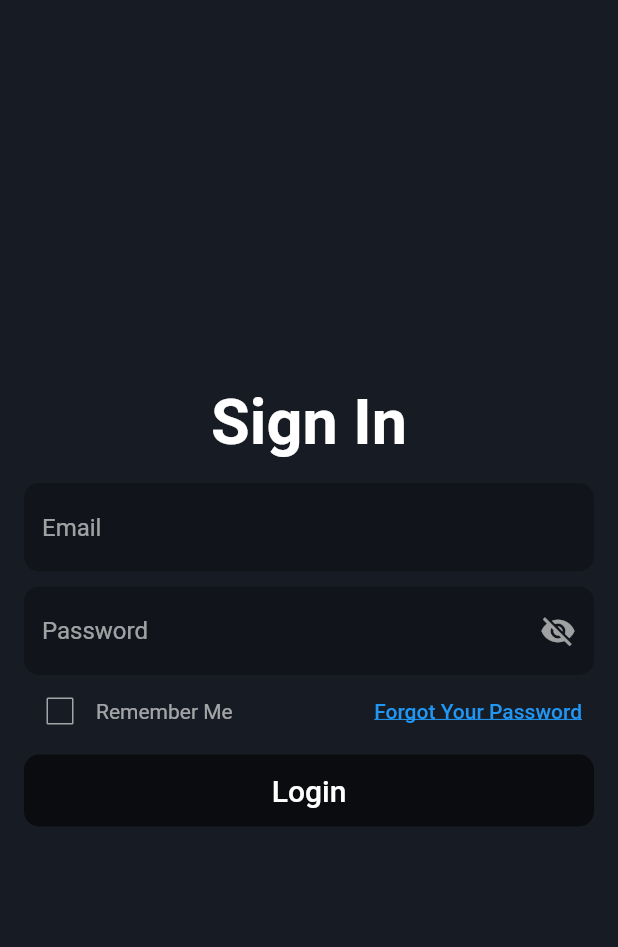
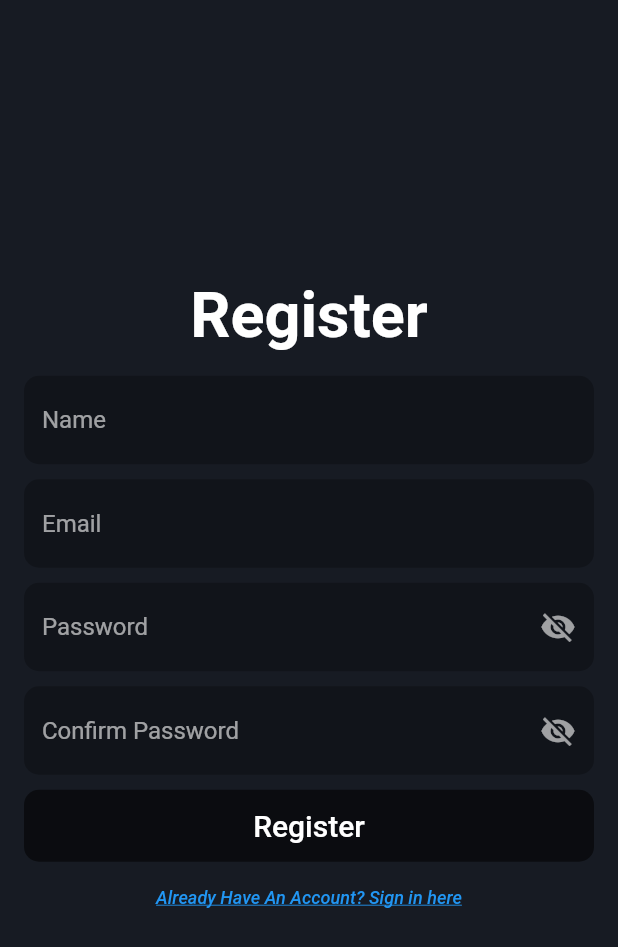
Before and after one commit to Yassinmaher/chat-app, a Flutter app: the screen it shows after launch, on a phone screen of 412 x 824 dp. Shown: the top 947 px of the screen. Run offline on Flutter 3.47's test engine with Material 2 defaults, Android fonts, the phone set to English and light mode, and no system bars.

Commit message:
Register Page Finished

```diff
--- a/lib/main.dart
+++ b/lib/main.dart
@@ -1,4 +1,4 @@
-import 'package:chat_app/screens/sign_in_screen.dart';
+import 'package:chat_app/screens/register.dart';
 import 'package:flutter/material.dart';
 
 void main() {
@@ -30,7 +30,7 @@ class MyApp extends StatelessWidget {
             ),
         hintColor: Colors.white60,
       ),
-      home: SignIn(),
+      home: Register(),
     );
   }
 }
--- /dev/null
+++ b/lib/screens/register.dart
@@ -0,0 +1,122 @@
+import 'package:chat_app/widgets/InputField.dart';
+import 'package:flutter/material.dart';
+
+import '../widgets/FormButton.dart';
+
+class Register extends StatelessWidget {
+  Register({Key? key}) : super(key: key);
+
+  final _formKey = GlobalKey<FormState>();
+
+  @override
+  Widget build(BuildContext context) {
+    return Scaffold(
+      backgroundColor: const Color.fromRGBO(23, 27, 35, 1.0),
+      body: Center(
+        child: SingleChildScrollView(
+          reverse: true,
+          child: Column(
+            mainAxisAlignment: MainAxisAlignment.center,
+            children: [
+              const Text(
+                'Register',
+                style: TextStyle(
+                  color: Colors.white,
+                  fontSize: 42,
+                  fontWeight: FontWeight.w600,
+                ),
+              ),
+              Form(
+                key: _formKey,
+                child: Padding(
+                  padding: const EdgeInsets.all(16.0),
+                  child: Column(
+                    children: [
+                      InputField(
+                        validator: (value) {
+                          if (value == null || value.isEmpty) {
+                            return 'Name field is required';
+                          }
+                          return null;
+                        },
+                        hintText: 'Name',
+                        inputType: TextInputType.name,
+                      ),
+                      const SizedBox(
+                        height: 10.0,
+                      ),
+                      InputField(
+                        validator: (value) {
+                          if (value == null || value.isEmpty) {
+                            return 'Email field is required';
+                          }
+                          return null;
+                        },
+                        hintText: 'Email',
+                        inputType: TextInputType.emailAddress,
+                      ),
+                      const SizedBox(
+                        height: 10.0,
+                      ),
+                      InputField(
+                        validator: (value) {
+                          if (value == null || value.isEmpty) {
+                            return 'Password field is required';
+                          }
+                          return null;
+                        },
+                        hintText: 'Password',
+                        isPassword: true,
+                        inputType: TextInputType.visiblePassword,
+                      ),
+                      const SizedBox(
+                        height: 10.0,
+                      ),
+                      InputField(
+                        validator: (value) {
+                          if (value == null || value.isEmpty) {
+                            return 'Confirm Password field is required';
+                          }
+                          return null;
+                        },
+                        hintText: 'Confirm Password',
+                        isPassword: true,
+                        inputType: TextInputType.visiblePassword,
+                      ),
+                      const SizedBox(
+                        height: 10.0,
+                      ),
+                      FormButton(
+                        title: 'Register',
+                        onPressed: () {
+                          if (_formKey.currentState!.validate()) {
+                            ScaffoldMessenger.of(context).showSnackBar(
+                              const SnackBar(
+                                content: Text('Register in progress'),
+                              ),
+                            );
+                          }
+                        },
+                      ),
+                      TextButton(
+                        onPressed: () {},
+                        child: const Text(
+                          'Already Have An Account? Sign in here',
+                          style: TextStyle(
+                            decoration: TextDecoration.underline,
+                            fontStyle: FontStyle.italic,
+                            fontSize: 12.0,
+                          ),
+                        ),
+                      ),
+                    ],
+                  ),
+                ),
+              ),
+            ],
+          ),
+        ),
+      ),
+    );
+  }
+}
```
